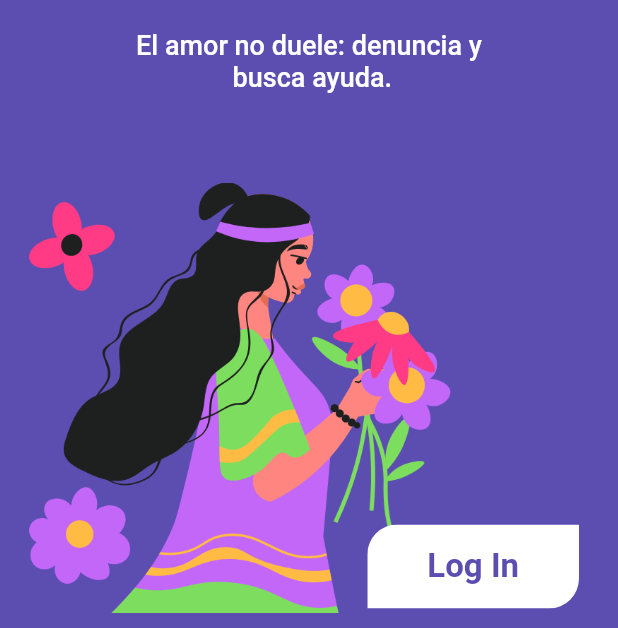
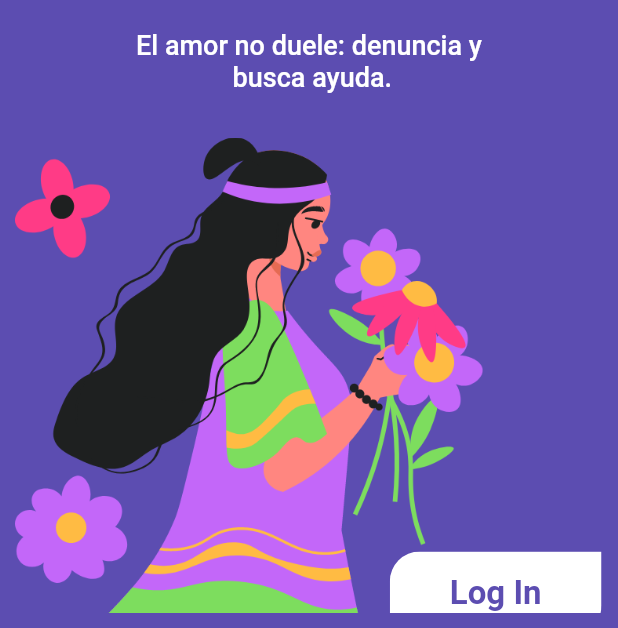
Before and after one commit to joseant11/ProtegelApp, a Flutter app: the screen it shows after launch, on a phone screen of 412 x 824 dp, the part 608-1236 px from its top. Run offline on Flutter 3.47's test engine with Material 2 defaults, Android fonts, the phone set to English and light mode, and no system bars; our stand-ins replace google_maps_flutter; missing offline and left inert: chat_gpt_sdk.

Commit message:
cambios en welcome

```diff
--- a/lib/screens/welcome_screen.dart
+++ b/lib/screens/welcome_screen.dart
@@ -65,20 +65,19 @@ class WelcomeScreen extends StatelessWidget {
                     fontWeight: FontWeight.w500,
                   ),
                 ),
-                SizedBox(height: 60),
+                SizedBox(height: 30),
                 Stack(
                   children: [
                     Align(
                       alignment: Alignment.bottomLeft,
                       child: SizedBox(
-                        width: 300,
-                        height: 300,
+                        width: MediaQuery.of(context).size.width/1.32,
                         child: Image.asset('images/banner.png'),
                       ),
                     ),
                     Positioned(
-                      bottom: 0,
-                      right: 0,
+                      bottom: -15,
+                      right: -15,
                       child: Padding(
                         padding: EdgeInsets.all(16.0),
                         child: ClipRRect(
```
